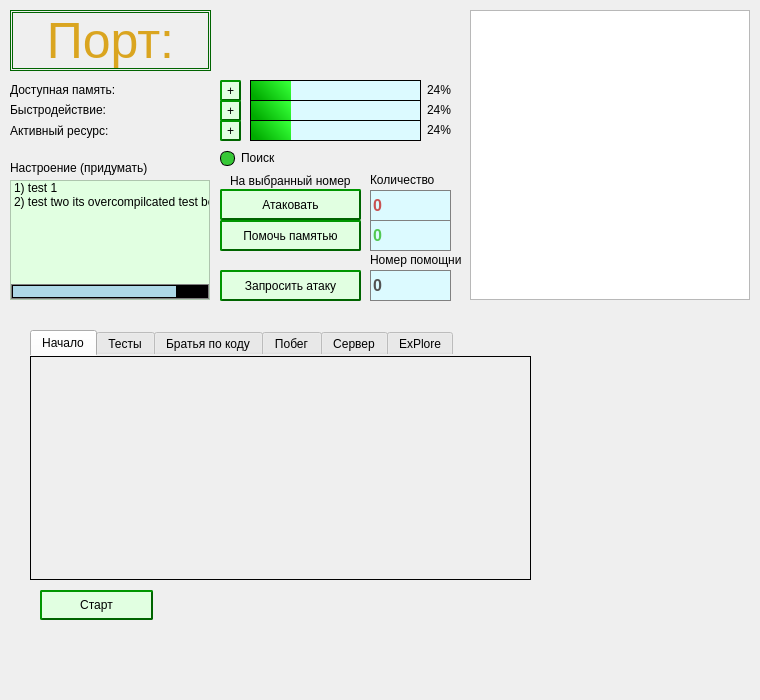
The window that widget.ui (Wasd96/PLORE) describes before a commit, drawn with Qt 5.
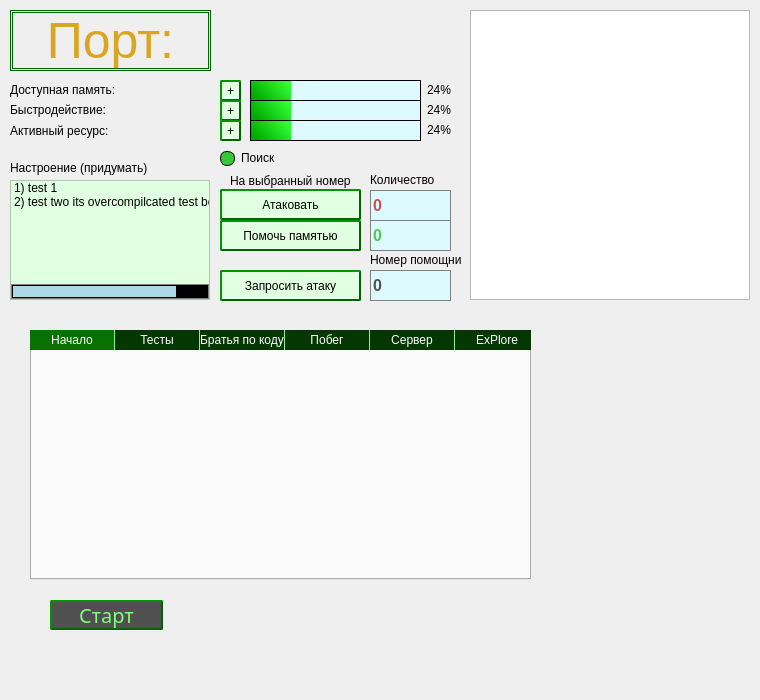
The same window after the commit. The open tabs and pages were chosen to show the change.

Commit message: beta 0.9.1 Оптимизация, дизайн.

```diff
--- a/widget.ui
+++ b/widget.ui
@@ -109,13 +109,16 @@
    </property>
    <property name="styleSheet">
     <string notr="true">QWidget {
-	/*background: #0ff000;*/
+/*background: #000000;*/
+/*color: rgb(255,255,255);*/
 }
 
 QTabWidget::pane { /* The tab widget frame */
-    border: 1px solid;
-    /*position: absolute;
-	margin-top: -2px;*/
+   /* border: 1px solid;*/
+/*border-top: 5px solid #C2C7CB;*/
+/*color: rgb(255,255,0);
+   background: #0000f0;*/
+    /*position: absolute;*/
 }
 
 QTabWidget::tab-bar {
@@ -125,25 +128,24 @@
 /* Style the tab using the tab sub-control. Note that
     it reads QTabBar _not_ QTabWidget */
 QTabBar::tab {
-   /* background: #043701;*/
-    /*border: 1px solid #00b300;*/
-    /*border-bottom: 0px; /* same as the pane color */
-   /* border-top-left-radius: 4px;
-    border-top-right-radius: 4px;
-    width: 100px;
-	margin-right: 46px;
-    padding-top: 3px;
+    background: #043701;
+	color: white;
+    border-right: 1px solid lightgreen;
+    width: 84px;
+	height: 20px;
+	margin: 0px;
+    /*padding-top: 3px;
 	padding-bottom: 3px;*/
 
 	/*color: #ffffff;*/
 }
 
-QTabBar::tab:selected, QTabBar::tab:hover {
-	/*color: #1aa314;*/
+QTabBar::tab:hover {
+	 background: #095003;
 }
 
 QTabBar::tab:selected {
-	/* background: #097003;*/
+	 background: #097003;
 	/*border: 2px solid #fab700;*/
    /* border-bottom: 2px #000000; /* same as pane color */
 	/*color: #fab700;*/
@@ -204,12 +206,27 @@
   <widget class="QPushButton" name="start">
    <property name="geometry">
     <rect>
-     <x>40</x>
-     <y>590</y>
+     <x>50</x>
+     <y>600</y>
      <width>113</width>
      <height>30</height>
     </rect>
    </property>
+   <property name="styleSheet">
+    <string notr="true">QPushButton  
+{
+background-color: rgb(80, 80, 80);                
+ border: 2px outset darkgreen;                             
+ border-radius: 2px;                         
+ font: 20px bold;
+ color: rgb(125,255,125);
+}
+                                     
+QPushButton:hover {background-color: rgb(125, 135, 125);}
+                                    
+ QPushButton:pressed  {background-color: rgb(200, 255, 255);
+                                    border-style: inset; color: black;}</string>
+   </property>
    <property name="text">
     <string>Старт</string>
    </property>
```
Left out of the diff: 3 changed lines with no effect on the pictures. The commit also changes 3 other files.
